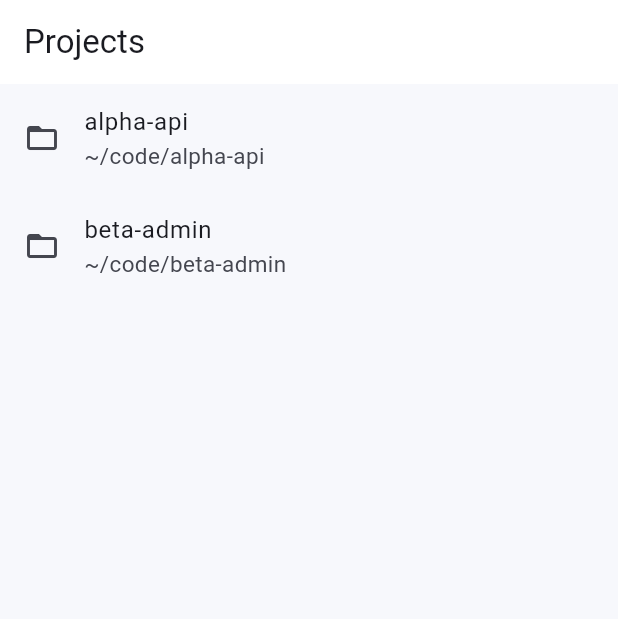
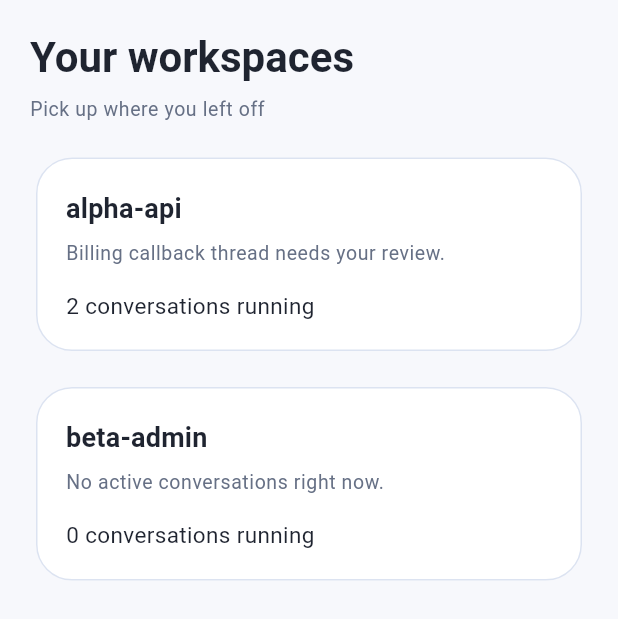
Before and after one commit to 871922384/remote-code-agent, a Flutter app: the screen it shows after launch, on a phone screen of 412 x 824 dp. Shown: the top 619 px of the screen. Run offline on Flutter 3.47's test engine with Material 3 defaults, Android fonts, the phone set to English and light mode, and no system bars; our stand-ins replace shared_preferences; missing offline and left inert: tdesign_flutter.

Commit message:
feat: redesign project home with premium cards

```diff
--- a/app/lib/src/data/api_client.dart
+++ b/app/lib/src/data/api_client.dart
@@ -6,12 +6,16 @@ const List<ProjectSummary> seededProjects = [
     id: '/Users/rex/code/alpha-api',
     name: 'alpha-api',
     path: '~/code/alpha-api',
+    lastSummary: 'Billing callback thread needs your review.',
+    runningConversationCount: 2,
     pinned: true,
   ),
   ProjectSummary(
     id: '/Users/rex/code/beta-admin',
     name: 'beta-admin',
     path: '~/code/beta-admin',
+    lastSummary: 'No active conversations right now.',
+    runningConversationCount: 0,
   ),
 ];
 
--- /dev/null
+++ b/app/lib/src/features/projects/project_card.dart
@@ -0,0 +1,48 @@
+import 'package:flutter/material.dart';
+import '../../models/project_summary.dart';
+import '../../theme/workbench_tokens.dart';
+
+class ProjectCard extends StatelessWidget {
+  const ProjectCard({
+    super.key,
+    required this.project,
+    required this.onTap,
+  });
+
+  final ProjectSummary project;
+  final VoidCallback onTap;
+
+  @override
+  Widget build(BuildContext context) {
+    return Card(
+      color: WorkbenchTokens.surface,
+      elevation: 0,
+      shape: RoundedRectangleBorder(
+        borderRadius: BorderRadius.circular(WorkbenchTokens.cardRadius),
+        side: const BorderSide(color: WorkbenchTokens.softBorder),
+      ),
+      child: InkWell(
+        borderRadius: BorderRadius.circular(WorkbenchTokens.cardRadius),
+        onTap: onTap,
+        child: Padding(
+          padding: const EdgeInsets.all(20),
+          child: Column(
+            crossAxisAlignment: CrossAxisAlignment.start,
+            children: [
+              Text(project.name, style: Theme.of(context).textTheme.titleMedium),
+              const SizedBox(height: 8),
+              Text(project.lastSummary, style: Theme.of(context).textTheme.bodySmall),
+              const SizedBox(height: 16),
+              Text(
+                project.runningConversationCount == 1
+                    ? '1 conversation running'
+                    : '${project.runningConversationCount} conversations running',
+                style: Theme.of(context).textTheme.bodyMedium,
+              ),
+            ],
+          ),
+        ),
+      ),
+    );
+  }
+}
--- a/app/lib/src/features/projects/project_home_screen.dart
+++ b/app/lib/src/features/projects/project_home_screen.dart
@@ -1,7 +1,9 @@
 import 'package:flutter/material.dart';
 import '../../data/api_client.dart';
 import '../../models/project_summary.dart';
+import '../../theme/workbench_tokens.dart';
 import '../workspace/workspace_screen.dart';
+import 'project_card.dart';
 
 class ProjectHomeScreen extends StatelessWidget {
   const ProjectHomeScreen({super.key});
@@ -15,13 +17,24 @@ class ProjectHomeScreen extends StatelessWidget {
       builder: (context, snapshot) {
         final projects = snapshot.data ?? const <ProjectSummary>[];
         return Scaffold(
-          appBar: AppBar(title: const Text('Projects')),
-          body: ListView(
-            children: projects.map((project) {
-              return ListTile(
-                leading: const Icon(Icons.folder_open),
-                title: Text(project.name),
-                subtitle: Text(project.path),
+          body: SafeArea(
+            child: Padding(
+              padding: const EdgeInsets.all(WorkbenchTokens.pagePadding),
+              child: Column(
+                crossAxisAlignment: CrossAxisAlignment.start,
+                children: [
+                  Text('Your workspaces', style: Theme.of(context).textTheme.headlineMedium),
+                  const SizedBox(height: 8),
+                  Text('Pick up where you left off', style: Theme.of(context).textTheme.bodySmall),
+                  const SizedBox(height: 20),
+                  Expanded(
+                    child: ListView.separated(
+                      itemCount: projects.length,
+                      separatorBuilder: (_, __) => const SizedBox(height: 16),
+                      itemBuilder: (context, index) {
+                        final project = projects[index];
+                        return ProjectCard(
+                          project: project,
                           onTap: () async {
                             final conversations = await client.fetchConversations(project.id);
                             if (!context.mounted) return;
@@ -35,7 +48,12 @@ class ProjectHomeScreen extends StatelessWidget {
                             );
                           },
                         );
-            }).toList(),
+                      },
+                    ),
+                  ),
+                ],
+              ),
+            ),
           ),
         );
       },
--- a/app/lib/src/models/project_summary.dart
+++ b/app/lib/src/models/project_summary.dart
@@ -3,11 +3,15 @@ class ProjectSummary {
     required this.id,
     required this.name,
     required this.path,
+    required this.lastSummary,
+    required this.runningConversationCount,
     this.pinned = false,
   });
 
   final String id;
   final String name;
   final String path;
+  final String lastSummary;
+  final int runningConversationCount;
   final bool pinned;
 }
```
Also changed, not shown: 1 other file. Lines whose indentation alone changed are shown as unchanged.
